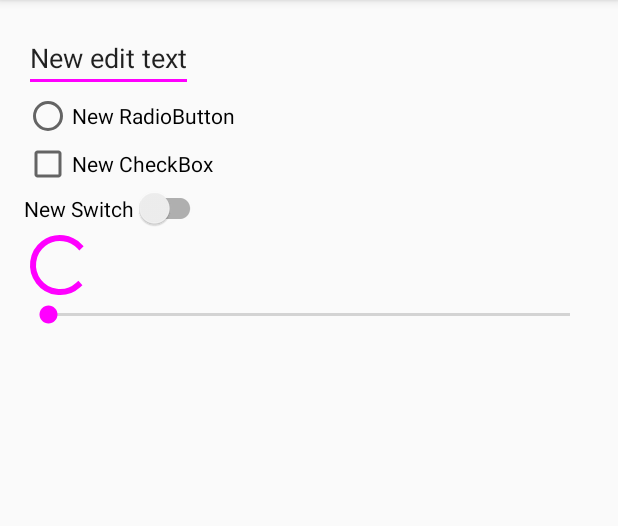
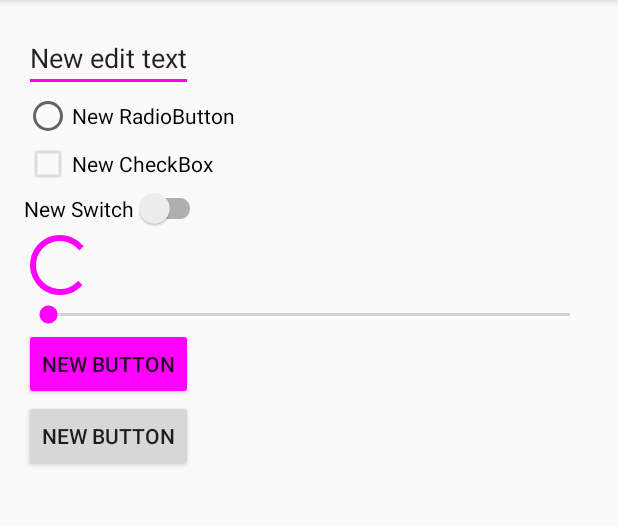
Before and after one commit to Commit451/Easel, an Android app: the screen it shows after launch (MainActivity), on a phone screen of 412 x 824 dp, the part 84-610 px from its top. Run offline under Robolectric (Android 15) with nearby library versions, the phone set to English and light mode, and no system bars; 1 statement that could not run was skipped.

Commit message:
Add ability to tint button, create some docs

```diff
--- a/app/src/main/java/com/commit451/easel/sample/MainActivity.java
+++ b/app/src/main/java/com/commit451/easel/sample/MainActivity.java
@@ -10,6 +10,7 @@ import android.view.Menu;
 import android.view.MenuItem;
 import android.view.View;
 import android.view.ViewTreeObserver;
+import android.widget.Button;
 import android.widget.CheckBox;
 import android.widget.EditText;
 import android.widget.ProgressBar;
@@ -31,12 +32,14 @@ public class MainActivity extends AppCompatActivity {
         SwitchCompat switchCompat = (SwitchCompat) findViewById(R.id.switchCompat);
         ProgressBar progressBar = (ProgressBar) findViewById(R.id.progressBar);
         SeekBar seekBar = (SeekBar) findViewById(R.id.seekBar);
+        Button button = (Button) findViewById(R.id.button);
         Easel.setTint(editText, Color.MAGENTA);
         Easel.setTint(radioButton, Color.MAGENTA);
         Easel.setTint(checkBox, Color.MAGENTA);
         Easel.setTint(switchCompat, Color.MAGENTA);
         Easel.setTint(progressBar, Color.MAGENTA);
         Easel.setTint(seekBar, Color.MAGENTA);
+        Easel.setTint(button, Color.MAGENTA, Color.BLUE);
         if (Build.VERSION.SDK_INT >= 21) {
             Animator animator = Easel.getStatusBarColorAnimator(getWindow(), Color.MAGENTA);
             animator.setDuration(500);
--- a/app/src/main/res/layout/activity_main.xml
+++ b/app/src/main/res/layout/activity_main.xml
@@ -42,4 +42,15 @@
         android:layout_height="wrap_content"
         android:id="@+id/seekBar"/>
 
+    <Button
+        android:layout_width="wrap_content"
+        android:layout_height="wrap_content"
+        android:text="New Button"
+        android:id="@+id/button"/>
+
+    <Button
+        android:layout_width="wrap_content"
+        android:layout_height="wrap_content"
+        android:text="New Button"/>
+
 </LinearLayout>
--- a/easel/src/main/java/com/commit451/easel/Easel.java
+++ b/easel/src/main/java/com/commit451/easel/Easel.java
@@ -16,6 +16,7 @@ import android.support.annotation.DrawableRes;
 import android.support.annotation.NonNull;
 import android.support.v4.content.ContextCompat;
 import android.support.v4.graphics.drawable.DrawableCompat;
+import android.support.v4.view.ViewCompat;
 import android.support.v7.internal.widget.ThemeUtils;
 import android.support.v7.widget.AppCompatEditText;
 import android.support.v7.widget.SwitchCompat;
@@ -23,6 +24,7 @@ import android.view.Menu;
 import android.view.MenuItem;
 import android.view.View;
 import android.view.Window;
+import android.widget.Button;
 import android.widget.CheckBox;
 import android.widget.EditText;
 import android.widget.ImageView;
@@ -35,7 +37,7 @@ import java.lang.reflect.Field;
 import java.util.ArrayList;
 
 /**
- * Apply tinting to widgets, drawables, and various other things through Easel
+ * Apply tinting to widgets, drawables, all the color things you would ever need!
  * Created by Jawn on 7/28/2015.
  */
 public class Easel {
@@ -43,7 +45,14 @@ public class Easel {
     private static float[] hsv = new float[3];
     private static ArgbEvaluator sArgbEvaluator = new ArgbEvaluator();
 
-    public static Drawable setDrawableTint(Context context, @DrawableRes int resId, @ColorInt int color) {
+    /**
+     * Simplified way of getting a drawable and tinting it to a certain color
+     * @param context context
+     * @param resId the drawable resource ID
+     * @param color the color to tint the drawable to
+     * @return the tinted drawable
+     */
+    public static Drawable getTintedDrawable(Context context, @DrawableRes int resId, @ColorInt int color) {
         Drawable drawable;
         if (Build.VERSION.SDK_INT >= 21) {
             drawable = context.getResources().getDrawable(resId, context.getTheme());
@@ -53,16 +62,33 @@ public class Easel {
         return setDrawableTint(drawable, color);
     }
 
+    /**
+     * Simplified way of tinting a drawable to a certain color
+     * @param drawable the drawable to tint
+     * @param color the color to tint the drawable to
+     * @return the tinted drawable
+     */
     public static Drawable setDrawableTint(Drawable drawable, @ColorInt int color) {
         drawable = DrawableCompat.wrap(drawable);
         DrawableCompat.setTint(drawable, color);
         return drawable;
     }
 
-    public static int getDarkerColor(int color) {
+    /**
+     * Get a darker version of the specified color (20% darker)
+     * @param color starting color
+     * @return darker color
+     */
+    public static int getDarkerColor(@ColorInt int color) {
         return getDarkerColor(color, 0.8f);
     }
 
+    /**
+     * Get a darker version of the color based on the ratio
+     * @param color starting color
+     * @param darkerAmount value between 0 and 1 to darken the color by
+     * @return
+     */
     public static int getDarkerColor(@ColorInt int color, float darkerAmount) {
         Color.colorToHSV(color, hsv);
         hsv[2] *= darkerAmount;
@@ -79,8 +105,13 @@ public class Easel {
         return Color.argb(Math.round(Color.alpha(color) * factor), Color.red(color), Color.green(color), Color.blue(color));
     }
 
-    public static int getBackgroundColor(View v) {
-        Drawable background = v.getBackground();
+    /**
+     * Given a view with a {@link ColorDrawable} background, extracts the color
+     * @param view to extract the background color from
+     * @return
+     */
+    public static int getBackgroundColor(View view) {
+        Drawable background = view.getBackground();
         if (background instanceof ColorDrawable) {
             return ((ColorDrawable) background).getColor();
         } else {
@@ -241,7 +272,7 @@ public class Easel {
                 new int[]{-android.R.attr.state_checked},
                 new int[]{android.R.attr.state_checked}
         }, new int[]{
-                ThemeUtils.getThemeAttrColor(box.getContext(), R.attr.colorControlNormal),
+                ThemeUtils.getThemeAttrColor(box.getContext(), R.attr.colorControlHighlight),
                 color
         });
         if (Build.VERSION.SDK_INT >= Build.VERSION_CODES.LOLLIPOP) {
@@ -251,6 +282,15 @@ public class Easel {
             DrawableCompat.setTintList(drawable, sl);
             box.setButtonDrawable(drawable);
         }
+    }
+
+    public static void setTint(@NonNull Button button, @ColorInt int color, @ColorInt int pressedColor) {
+        ColorStateList sl = new ColorStateList(new int[][]{
+                new int[]{}
+        }, new int[]{
+                color
+        });
+        ViewCompat.setBackgroundTintList(button, sl);
     }
 
     /**
@@ -299,9 +339,16 @@ public class Easel {
         overflow.setColorFilter(color);
     }
 
-    public static ObjectAnimator getBackgroundColorAnimator(View v, int endColor) {
-        return ObjectAnimator.ofObject(v, "backgroundColor", sArgbEvaluator,
-                getBackgroundColor(v), endColor);
+    /**
+     * Gets an animator for the view that will animate between the current background color
+     * and the specified end color
+     * @param view view to apply animation to
+     * @param endColor the color to animate to
+     * @return ObjectAnimator to customize and control
+     */
+    public static ObjectAnimator getBackgroundColorAnimator(View view, int endColor) {
+        return ObjectAnimator.ofObject(view, "backgroundColor", sArgbEvaluator,
+                getBackgroundColor(view), endColor);
     }
 
     @TargetApi(21)
```
